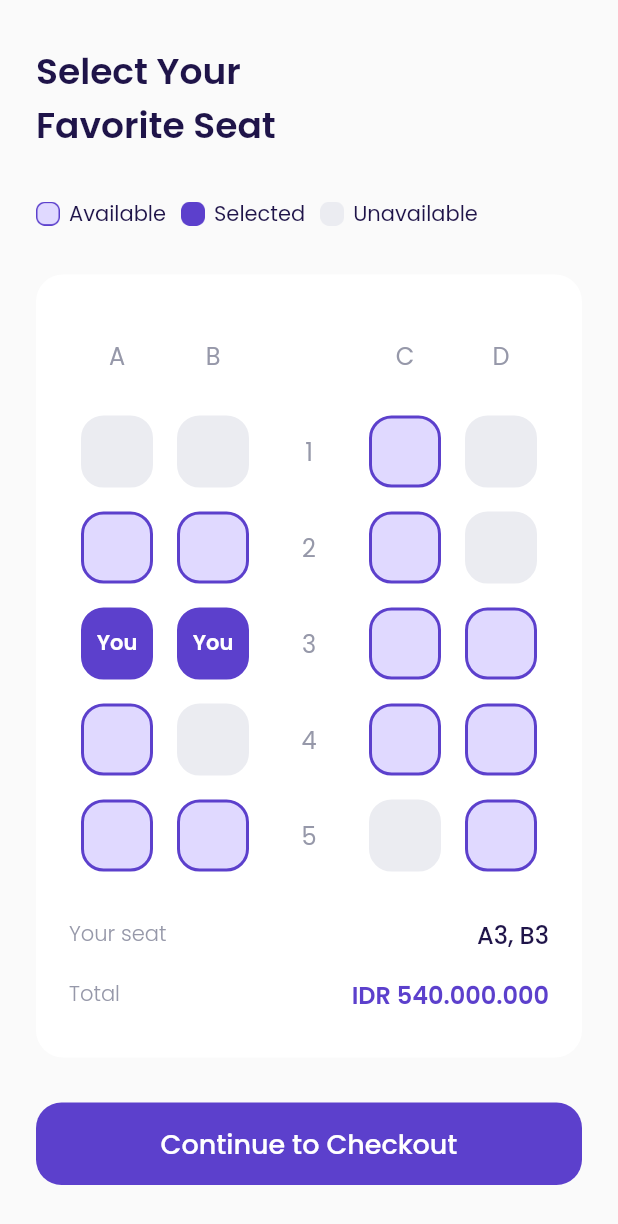
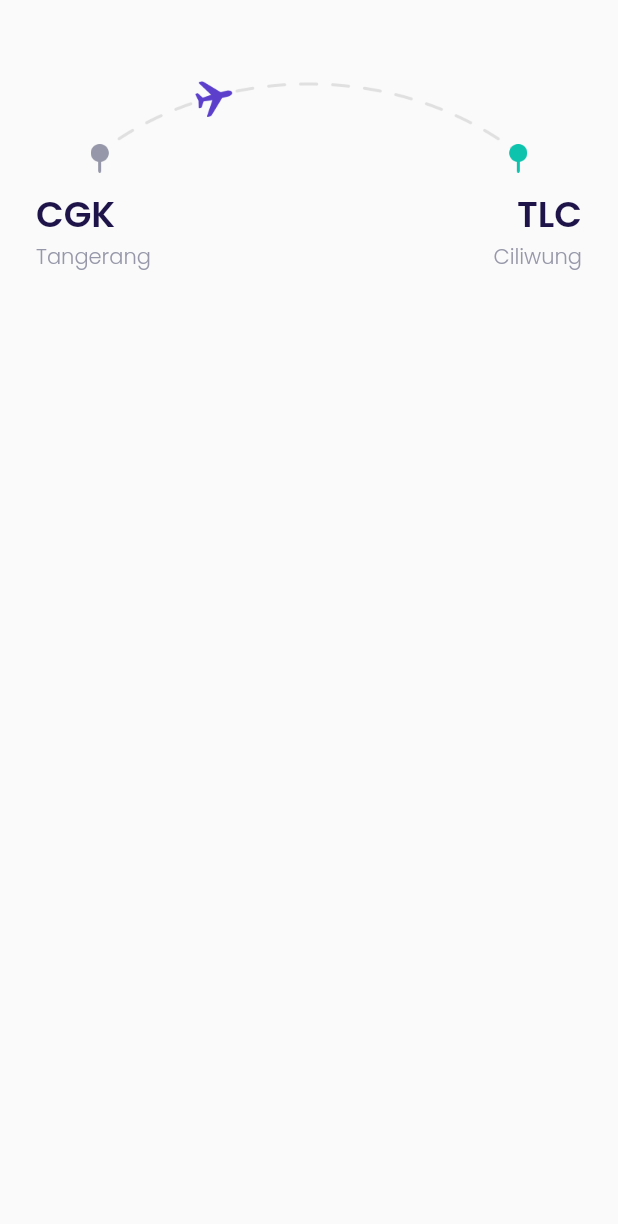
Before and after one commit to mrum13/airplane-flutter, a Flutter app: the ChooseSeatPage screen opened directly, after a tap on "Continue to Checkout", on a phone screen of 412 x 824 dp. Shown: the top 1224 px of the screen. Run offline on Flutter 3.47's test engine with Material 2 defaults, Android fonts, the phone set to English and light mode, and no system bars; our stand-ins replace google_fonts.

Commit message:
Checkout Page - Route

```diff
--- /dev/null
+++ b/lib/ui/pages/choose_page.dart
@@ -0,0 +1,72 @@
+import 'package:flutter/material.dart';
+import 'package:flutter_airplane/shared/theme.dart';
+
+class CheckoutPage extends StatelessWidget {
+  const CheckoutPage({Key? key}) : super(key: key);
+
+  @override
+  Widget build(BuildContext context) {
+    Widget route() {
+      return Container(
+        margin: EdgeInsets.only(top: 50),
+        child: Column(
+          children: [
+            Container(
+              width: 291,
+              height: 65,
+              margin: EdgeInsets.only(bottom: 10),
+              decoration: BoxDecoration(
+                  image: DecorationImage(
+                      image: AssetImage('assets/image_checkout.png'))),
+            ),
+            Row(
+              mainAxisAlignment: MainAxisAlignment.spaceBetween,
+              children: [
+                Column(
+                  crossAxisAlignment: CrossAxisAlignment.start,
+                  children: [
+                    Text(
+                      'CGK',
+                      style: blackTextStyle.copyWith(
+                          fontSize: 24, fontWeight: semiBold),
+                    ),
+                    Text(
+                      'Tangerang',
+                      style: greyTextStyle.copyWith(fontWeight: light),
+                    )
+                  ],
+                ),
+                Column(
+                  crossAxisAlignment: CrossAxisAlignment.end,
+                  children: [
+                    Text(
+                      'TLC',
+                      style: blackTextStyle.copyWith(
+                          fontSize: 24, fontWeight: semiBold),
+                    ),
+                    Text(
+                      'Ciliwung',
+                      style: greyTextStyle.copyWith(fontWeight: light),
+                    )
+                  ],
+                )
+              ],
+            )
+          ],
+        ),
+      );
+    }
+
+    return Scaffold(
+      backgroundColor: kBackgroundColor,
+      body: ListView(
+        padding: EdgeInsets.symmetric(
+          horizontal: defaultMargin,
+        ),
+        children: [
+          route(),
+        ],
+      ),
+    );
+  }
+}
--- a/lib/ui/pages/choose_seat_page.dart
+++ b/lib/ui/pages/choose_seat_page.dart
@@ -1,5 +1,6 @@
 import 'package:flutter/material.dart';
 import 'package:flutter_airplane/shared/theme.dart';
+import 'package:flutter_airplane/ui/pages/choose_page.dart';
 import 'package:flutter_airplane/ui/widgets/custom_button.dart';
 import 'package:flutter_airplane/ui/widgets/seat_item.dart';
 
@@ -315,7 +316,10 @@ class ChooseSeatPage extends StatelessWidget {
     Widget checkoutButton() {
       return CustomButton(
         title: 'Continue to Checkout',
-        onPressed: () {},
+        onPressed: () {
+          Navigator.push(
+              context, MaterialPageRoute(builder: (context) => CheckoutPage()));
+        },
         margin: EdgeInsets.only(top: 30, bottom: 46),
       );
     }
```
